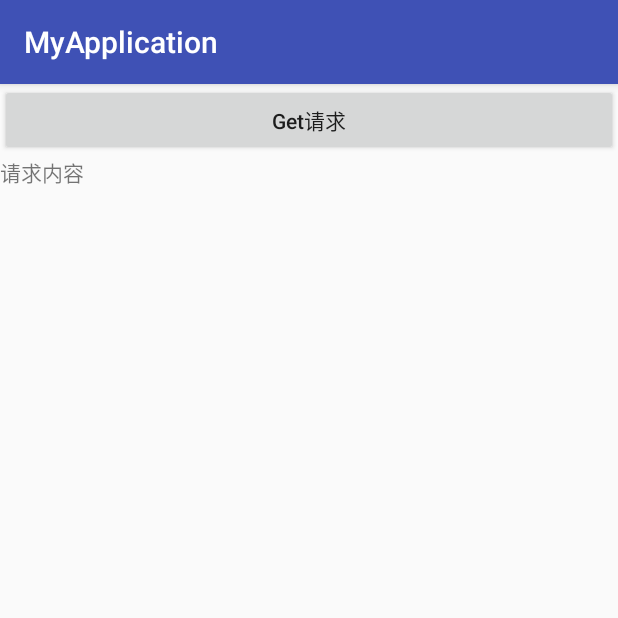
After one commit to itnoobwt/FirstApp, an Android app: the ProductActivity screen opened directly, with no data from a screen before it, on a phone screen of 412 x 824 dp, the top half of it. The commit adds this screen. Run offline under Robolectric (Android 15) with nearby library versions, the phone set to English and light mode, and no system bars; our stand-ins replace ButterKnife.

Commit message:
2017-2-7

```diff
--- a/app/build.gradle
+++ b/app/build.gradle
@@ -33,4 +33,7 @@ dependencies {
     compile project(':library')
     compile 'com.squareup.okhttp3:okhttp:3.5.0'
     compile 'de.greenrobot:eventbus:3.0.0-beta1'
+    compile 'com.squareup.retrofit2:retrofit:2.1.0'
+    compile 'org.ligboy.retrofit2:converter-fastjson-android:2.1.0'
+    compile 'com.squareup.retrofit2:adapter-rxjava:2.1.0'
 }
--- a/app/src/main/AndroidManifest.xml
+++ b/app/src/main/AndroidManifest.xml
@@ -5,6 +5,7 @@
     <uses-permission android:name="android.permission.INTERNET" />
     <uses-permission android:name="android.permission.WRITE_EXTERNAL_STORAGE" />
     <uses-permission android:name="android.permission.READ_EXTERNAL_STORAGE" />
+
     <application
         android:name=".MyApplication"
         android:allowBackup="true"
@@ -25,7 +26,8 @@
         <activity
             android:name=".MainActivity"
             android:theme="@style/AppTheme.NoActionBar" />
-        <activity android:name=".DemoActivity"></activity>
+        <activity android:name=".DemoActivity" />
+        <activity android:name=".utils.ProductActivity"></activity>
     </application>
 
 </manifest>
--- a/app/src/main/java/firstapp/system/com/myapplication/MyApplication.java
+++ b/app/src/main/java/firstapp/system/com/myapplication/MyApplication.java
@@ -1,6 +1,7 @@
 package firstapp.system.com.myapplication;
 
 import android.app.Application;
+import android.content.Context;
 import com.facebook.drawee.backends.pipeline.Fresco;
 import firstapp.system.com.myapplication.utils.DialogUtils;
 
@@ -10,11 +11,13 @@ import firstapp.system.com.myapplication.utils.DialogUtils;
 
 public class MyApplication extends Application
 {
+    public static Context context;
     @Override
     public void onCreate()
     {
         super.onCreate();
         Fresco.initialize(this);
         DialogUtils.init(this);
+        context = getApplicationContext();
     }
 }
--- a/app/src/main/java/firstapp/system/com/myapplication/activity/BaseActivity.java
+++ b/app/src/main/java/firstapp/system/com/myapplication/activity/BaseActivity.java
@@ -3,12 +3,10 @@ package firstapp.system.com.myapplication.activity;
 import android.support.annotation.LayoutRes;
 import android.support.v7.app.AppCompatActivity;
 import android.view.View;
-import android.widget.Toast;
 import butterknife.ButterKnife;
 import butterknife.Unbinder;
 import com.gitonway.lee.niftymodaldialogeffects.lib.Effectstype;
 import com.gitonway.lee.niftymodaldialogeffects.lib.NiftyDialogBuilder;
-import de.greenrobot.event.EventBus;
 import firstapp.system.com.myapplication.R;
 
 /**
@@ -23,7 +21,6 @@ public class BaseActivity extends AppCompatActivity
     {
         super.setContentView(layoutResID);
         unbinder = ButterKnife.bind(this);
-        EventBus.getDefault().register(this);
     }
 
     @Override
@@ -31,7 +28,6 @@ public class BaseActivity extends AppCompatActivity
     {
         super.onDestroy();
         unbinder.unbind(); //释放资源
-        EventBus.getDefault().unregister(this);
     }
 
     /**
--- a/app/src/main/java/firstapp/system/com/myapplication/okhttp/OKhttpClientManager.java
+++ b/app/src/main/java/firstapp/system/com/myapplication/okhttp/OKhttpClientManager.java
@@ -89,6 +89,10 @@ public class OKhttpClientManager
                 })
                 .cache(cache)
                 .build();
+    }
+
+    public OkHttpClient getOkHttpClient(){
+        return okHttpClient;
     }
 
     public SSLSocketFactory setCertificates(InputStream inputStream){
--- /dev/null
+++ b/app/src/main/java/firstapp/system/com/myapplication/utils/ProductActivity.java
@@ -0,0 +1,33 @@
+package firstapp.system.com.myapplication.utils;
+
+import android.os.Bundle;
+import android.widget.Button;
+import android.widget.TextView;
+import butterknife.BindView;
+import butterknife.ButterKnife;
+import butterknife.OnClick;
+import firstapp.system.com.myapplication.R;
+import firstapp.system.com.myapplication.activity.BaseActivity;
+import firstapp.system.com.myapplication.service.ProductServiceImp;
+
+public class ProductActivity extends BaseActivity
+{
+
+    @BindView(R.id.btn_get)
+    Button btnGet;
+    @BindView(R.id.text_content)
+    TextView textContent;
+
+    @Override
+    protected void onCreate(Bundle savedInstanceState)
+    {
+        super.onCreate(savedInstanceState);
+        setContentView(R.layout.activity_product);
+    }
+
+    @OnClick(R.id.btn_get)
+    public void getNetWork()
+    {
+        ProductServiceImp.getProduct(textContent);
+    }
+}
--- /dev/null
+++ b/app/src/main/res/layout/activity_product.xml
@@ -0,0 +1,20 @@
+<?xml version="1.0" encoding="utf-8"?>
+<LinearLayout xmlns:android="http://schemas.android.com/apk/res/android"
+    xmlns:tools="http://schemas.android.com/tools"
+    android:id="@+id/activity_product"
+    android:layout_width="match_parent"
+    android:layout_height="match_parent"
+    android:orientation="vertical"
+    tools:context="firstapp.system.com.myapplication.utils.ProductActivity">
+    <Button
+        android:layout_width="match_parent"
+        android:layout_height="wrap_content"
+        android:text="Get请求"
+        android:textAllCaps="false"
+        android:id="@+id/btn_get"/>
+    <TextView
+        android:layout_width="wrap_content"
+        android:layout_height="wrap_content"
+        android:text="请求内容"
+        android:id="@+id/text_content"/>
+</LinearLayout>
```
Also changed, not shown: app/src/main/java/firstapp/system/com/myapplication/entity/Product.java (added, +59 -0 lines), app/src/main/java/firstapp/system/com/myapplication/fragment/TechnologyFragment.java (+26 -2 lines), app/src/main/java/firstapp/system/com/myapplication/okhttp/RetrofitUtils.java (added, +38 -0 lines), app/src/main/java/firstapp/system/com/myapplication/service/ProductService.java (added, +15 -0 lines), app/src/main/java/firstapp/system/com/myapplication/service/ProductServiceImp.java (added, +39 -0 lines), 1 other file.
